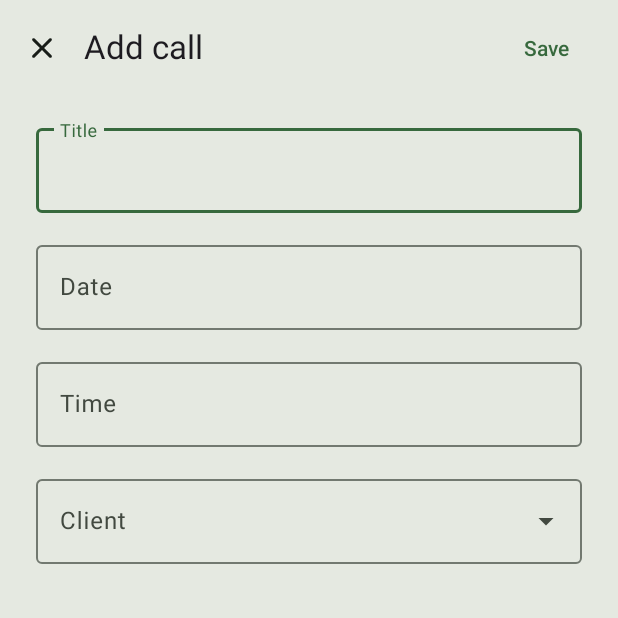
After one commit to 1mmortalized/DealMate, an Android app: the AddCallDialogFragment screen opened through its navigation route, on a phone screen of 412 x 824 dp, the top half of it. The commit adds this screen. Run offline under Robolectric (Android 15) with nearby library versions, the phone set to English and light mode, and no system bars; our stand-ins replace Dagger/Hilt's generated code, Room's generated code, navigation-ui; 1 statement that could not run was skipped.

Commit message:
Implemented call adding

```diff
--- a/app/src/main/java/com/bizsolutions/dealmate/db/CallEntity.kt
+++ b/app/src/main/java/com/bizsolutions/dealmate/db/CallEntity.kt
@@ -2,11 +2,11 @@ package com.bizsolutions.dealmate.db
 
 import androidx.room.Entity
 import androidx.room.ForeignKey
+import androidx.room.Ignore
 import androidx.room.Index
 import androidx.room.PrimaryKey
 import java.time.LocalDate
 import java.time.LocalTime
-import java.util.Date
 
 @Entity(
     tableName = "calls",
@@ -18,9 +18,12 @@ import java.util.Date
 )
 data class CallEntity(
     @PrimaryKey(autoGenerate = true) val id: Int = 0,
-    val title: String,
-    val time: LocalTime,
-    val date: LocalDate,
-    val clientId: Int,
+    var title: String,
+    var time: LocalTime,
+    var date: LocalDate,
+    var clientId: Int,
     val completed: Boolean
-)
+) {
+    @Ignore
+    constructor(): this(0, "", LocalTime.now(), LocalDate.now(), 0, false)
+}
--- /dev/null
+++ b/app/src/main/java/com/bizsolutions/dealmate/ui/home/AddCallDialogFragment.kt
@@ -0,0 +1,150 @@
+package com.bizsolutions.dealmate.ui.home
+
+import android.annotation.SuppressLint
+import android.os.Bundle
+import android.view.LayoutInflater
+import android.view.View
+import android.view.ViewGroup
+import androidx.fragment.app.viewModels
+import androidx.navigation.fragment.navArgs
+import com.bizsolutions.dealmate.R
+import com.bizsolutions.dealmate.databinding.FragmentDialogAddCallBinding
+import com.bizsolutions.dealmate.databinding.FragmentDialogBaseBinding
+import com.bizsolutions.dealmate.db.CallEntity
+import com.bizsolutions.dealmate.db.ClientEntity
+import com.bizsolutions.dealmate.db.TaskEntity
+import com.bizsolutions.dealmate.ext.observeOnce
+import com.bizsolutions.dealmate.ui.FullscreenDialogFragment
+import com.bizsolutions.dealmate.utils.showDatePicker
+import com.bizsolutions.dealmate.utils.showTimePicker
+import com.google.android.material.snackbar.Snackbar
+import com.google.android.material.textfield.MaterialAutoCompleteTextView
+import dagger.hilt.android.AndroidEntryPoint
+import java.time.LocalDate
+import java.time.LocalTime
+import java.time.format.DateTimeFormatter
+import java.time.format.FormatStyle
+import kotlin.time.ExperimentalTime
+
+@AndroidEntryPoint
+open class AddCallDialogFragment : FullscreenDialogFragment() {
+
+    private var _binding: FragmentDialogAddCallBinding? = null
+    protected val binding get() = _binding!!
+
+    protected var newCall: CallEntity? = null
+
+    protected val viewModel: HomeViewModel by viewModels()
+
+    protected var pickedDate: LocalDate? = null
+    protected var pickedTime: LocalTime? = null
+
+    private lateinit var clients: List<ClientEntity>
+
+    @OptIn(ExperimentalTime::class)
+    @SuppressLint("ClickableViewAccessibility")
+    override fun onCreateView(
+        inflater: LayoutInflater,
+        container: ViewGroup?,
+        savedInstanceState: Bundle?
+    ): View {
+        _baseBinding = FragmentDialogBaseBinding.inflate(inflater, container, false)
+
+        _binding =
+            FragmentDialogAddCallBinding.inflate(
+                layoutInflater,
+                baseBinding.root as ViewGroup,
+                false
+            )
+
+        baseBinding.fragmentDialogBaseContainer.addView(binding.root)
+
+        baseBinding.fragmentDialogBaseTitleTxt.setText(R.string.add_call_dialog_title)
+
+        newCall = CallEntity()
+
+        baseBinding.fragmentDialogBaseSaveBtn.setOnClickListener {
+            newCall?.let { call ->
+                call.title = binding.fdAddCallTitleEdt.editText!!.text.toString()
+                call.date = pickedDate!!
+                call.time = pickedTime!!
+
+                call.clientId = clients.find {
+                    it.name == binding.fdAddCallClientEdtTxt.text.toString()
+                }?.id ?: 0
+
+                onPositiveButtonClicked(call)
+            }
+            dialog!!.dismiss()
+
+            val snackbar = Snackbar.make(
+                requireParentFragment().requireView(),
+                R.string.call_saved_snack,
+                Snackbar.LENGTH_SHORT
+            )
+
+            try {
+                snackbar.setAnchorView(R.id.activity_main_bottom_nav_bar)
+            }
+            catch (_: IllegalArgumentException) {}
+
+            snackbar.show()
+        }
+
+        baseBinding.fragmentDialogBaseCloseBtn.setOnClickListener {
+            dialog!!.dismiss()
+        }
+
+        binding.fdAddCallDateEdt.editText!!.setOnClickListener {
+            showDatePicker(
+                pickedDate,
+                parentFragmentManager,
+                "DATE_PICKER_TAG"
+            ) { date ->
+                pickedDate = date
+                binding.fdAddCallDateEdt.editText!!.setText(
+                    date.format(DateTimeFormatter.ofLocalizedDate(FormatStyle.MEDIUM))
+                )
+            }
+        }
+
+        binding.fdAddCallTimeEdt.editText!!.setOnClickListener {
+            showTimePicker(requireContext(),
+                parentFragmentManager,
+                pickedTime,
+                { pickedTime = it },
+                binding.fdAddCallTimeEdt.editText!!,
+                "START_TIME_PICKER_TAG"
+            )
+        }
+
+        viewModel.allClients.observeOnce(viewLifecycleOwner) { clients ->
+            (binding.fdAddCallClientEdtTxt as MaterialAutoCompleteTextView)
+                .setSimpleItems(clients.map { it.name }.toTypedArray())
+            this.clients = clients
+        }
+
+        additionalOnCreateView()
+
+        return baseBinding.root
+    }
+
+    protected open fun onPositiveButtonClicked(call: CallEntity) {
+        viewModel.addCall(call)
+    }
+
+    protected open fun additionalOnCreateView() {}
+}
+
+class EditCallDialogFragment : AddCallDialogFragment() {
+
+    private val args by navArgs<EditCallDialogFragmentArgs>()
+
+    override fun additionalOnCreateView() {
+        baseBinding.fragmentDialogBaseTitleTxt.setText(R.string.edit_call_dialog_title)
+    }
+
+    override fun onPositiveButtonClicked(call: CallEntity) {
+//        viewModel.updateCall(call)
+    }
+}
--- a/app/src/main/java/com/bizsolutions/dealmate/ui/home/HomeFragment.kt
+++ b/app/src/main/java/com/bizsolutions/dealmate/ui/home/HomeFragment.kt
@@ -49,7 +49,7 @@ class HomeFragment : Fragment() {
             smoothScrollToPosition(calendarViewModel.baseIndex)
         }
 
-        viewPager.adapter = DayPagerAdapter(requireActivity(), calendarViewModel)
+        viewPager.adapter = DayPagerAdapter(this, calendarViewModel)
         viewPager.doOnLayout {
             viewPager.setCurrentItem(calendarViewModel.baseIndex, false)
         }
--- a/app/src/main/java/com/bizsolutions/dealmate/ui/home/calendar/DayFragment.kt
+++ b/app/src/main/java/com/bizsolutions/dealmate/ui/home/calendar/DayFragment.kt
@@ -64,6 +64,11 @@ class DayFragment : Fragment() {
 
         binding.fragmentDayAddTaskBtn.setOnClickListener {
             val directions = HomeFragmentDirections.actionHomeToAddTask()
+            findNavController().safeNavigate(directions)
+        }
+
+        binding.fragmentDayAddCallBtn.setOnClickListener {
+            val directions = HomeFragmentDirections.actionHomeToAddCall()
             findNavController().safeNavigate(directions)
         }
 
--- a/app/src/main/java/com/bizsolutions/dealmate/ui/home/calendar/DayPagerAdapter.kt
+++ b/app/src/main/java/com/bizsolutions/dealmate/ui/home/calendar/DayPagerAdapter.kt
@@ -1,13 +1,20 @@
 package com.bizsolutions.dealmate.ui.home.calendar
 
 import androidx.fragment.app.Fragment
-import androidx.fragment.app.FragmentActivity
 import androidx.viewpager2.adapter.FragmentStateAdapter
 
-class DayPagerAdapter(activity: FragmentActivity, private val viewModel: CalendarViewModel) :
-    FragmentStateAdapter(activity) {
+class DayPagerAdapter(fragment: Fragment, private val viewModel: CalendarViewModel) :
+    FragmentStateAdapter(fragment) {
 
     override fun getItemCount(): Int = Int.MAX_VALUE
+
+    override fun getItemId(position: Int): Long {
+        return viewModel.getDateForPosition(position).toEpochDay()
+    }
+
+    override fun containsItem(itemId: Long): Boolean {
+        return true
+    }
 
     override fun createFragment(position: Int): Fragment {
         val date = viewModel.getDateForPosition(position)
--- /dev/null
+++ b/app/src/main/res/layout/fragment_dialog_add_call.xml
@@ -0,0 +1,78 @@
+<?xml version="1.0" encoding="utf-8"?>
+<LinearLayout xmlns:android="http://schemas.android.com/apk/res/android"
+    xmlns:tools="http://schemas.android.com/tools"
+    android:layout_width="match_parent"
+    android:layout_height="wrap_content"
+    android:orientation="vertical"
+    android:paddingTop="16dp"
+    android:paddingBottom="16dp"
+    tools:paddingEnd="?dialogPreferredPadding"
+    tools:paddingStart="?dialogPreferredPadding">
+
+    <com.google.android.material.textfield.TextInputLayout
+        android:id="@+id/fd_add_call_title_edt"
+        style="@style/Widget.Material3.TextInputLayout.OutlinedBox"
+        android:layout_width="match_parent"
+        android:layout_height="wrap_content"
+        android:layout_marginBottom="16dp"
+        android:hint="@string/title_hint">
+
+        <com.google.android.material.textfield.TextInputEditText
+            android:layout_width="match_parent"
+            android:layout_height="wrap_content"
+            android:inputType="textCapSentences" />
+
+    </com.google.android.material.textfield.TextInputLayout>
+
+    <com.google.android.material.textfield.TextInputLayout
+        android:id="@+id/fd_add_call_date_edt"
+        style="@style/Widget.Material3.TextInputLayout.OutlinedBox"
+        android:layout_width="match_parent"
+        android:layout_height="wrap_content"
+        android:hint="@string/date_hint"
+        android:layout_marginBottom="16dp">
+
+        <com.google.android.material.textfield.TextInputEditText
+            android:layout_width="match_parent"
+            android:layout_height="wrap_content"
+            android:enabled="true"
+            android:focusable="false"
+            android:focusableInTouchMode="false"
+            android:singleLine="true" />
+    </com.google.android.material.textfield.TextInputLayout>
+
+    <com.google.android.material.textfield.TextInputLayout
+        android:id="@+id/fd_add_call_time_edt"
+        style="@style/Widget.Material3.TextInputLayout.OutlinedBox"
+        android:layout_width="match_parent"
+        android:layout_height="wrap_content"
+        android:layout_marginBottom="16dp"
+        android:clickable="false"
+        android:enabled="true"
+        android:hint="@string/time_hint">
+
+        <com.google.android.material.textfield.TextInputEditText
+            android:layout_width="match_parent"
+            android:layout_height="wrap_content"
+            android:clickable="false"
+            android:ellipsize="end"
+            android:enabled="true"
+            android:focusable="false"
+            android:focusableInTouchMode="true"
+            android:singleLine="true" />
+    </com.google.android.material.textfield.TextInputLayout>
+
+    <com.google.android.material.textfield.TextInputLayout
+        style="@style/Widget.Material3.TextInputLayout.OutlinedBox.ExposedDropdownMenu"
+        android:layout_width="match_parent"
+        android:layout_height="wrap_content"
+        android:hint="@string/client_hint"
+        android:layout_marginBottom="16dp">
+
+        <AutoCompleteTextView
+            android:id="@+id/fd_add_call_client_edt_txt"
+            android:layout_width="match_parent"
+            android:layout_height="wrap_content"
+            android:inputType="none" />
+    </com.google.android.material.textfield.TextInputLayout>
+</LinearLayout>
--- a/app/src/main/res/navigation/mobile_navigation.xml
+++ b/app/src/main/res/navigation/mobile_navigation.xml
@@ -30,6 +30,14 @@
         <action
             android:id="@+id/action_home_to_edit_task"
             app:destination="@id/navigation_edit_task" />
+
+        <action
+            android:id="@+id/action_home_to_add_call"
+            app:destination="@id/navigation_add_call" />
+
+        <action
+            android:id="@+id/action_home_to_edit_call"
+            app:destination="@id/navigation_edit_call" />
     </fragment>
 
     <fragment
@@ -97,4 +105,22 @@
             android:defaultValue="0"
             app:argType="integer" />
     </dialog>
+
+    <dialog
+        android:id="@+id/navigation_add_call"
+        android:name="com.bizsolutions.dealmate.ui.home.AddCallDialogFragment"
+        android:label="Add call"
+        tools:layout="@layout/fragment_dialog_add_call" />
+
+    <dialog
+        android:id="@+id/navigation_edit_call"
+        android:name="com.bizsolutions.dealmate.ui.home.EditCallDialogFragment"
+        android:label="Edit call"
+        tools:layout="@layout/fragment_dialog_add_call">
+
+        <argument
+            android:name="taskId"
+            android:defaultValue="0"
+            app:argType="integer" />
+    </dialog>
 </navigation>
--- a/app/src/main/res/values/strings.xml
+++ b/app/src/main/res/values/strings.xml
@@ -29,6 +29,7 @@
     <string name="date_hint">Date</string>
     <string name="end_time_hint">End time</string>
     <string name="start_time_hint">Start time</string>
+    <string name="time_hint">Time</string>
 
     <string name="add_event_dialog_title">Add event</string>
     <string name="edit_event_dialog_title">Edit event</string>
@@ -42,6 +43,10 @@
     <string name="edit_task_dialog_title">Edit task</string>
     <string name="task_saved_snack">Task saved</string>
 
+    <string name="add_call_dialog_title">Add call</string>
+    <string name="edit_call_dialog_title">Edit call</string>
+    <string name="call_saved_snack">Call saved</string>
+
     <string-array name="priority_dropdown_content">
         <item>Low</item>
         <item>Medium</item>
```
Also changed, not shown: app/src/main/java/com/bizsolutions/dealmate/ui/contacts/AddClientDialogFragment.kt (added, +145 -0 lines), app/src/main/java/com/bizsolutions/dealmate/ui/home/HomeViewModel.kt (+8 -4 lines).
